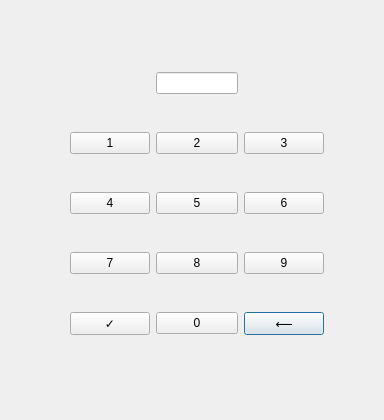
Old version of the form bankautomat/DLLPinCode/pinwindow.ui in the repository bank-2022/group17.
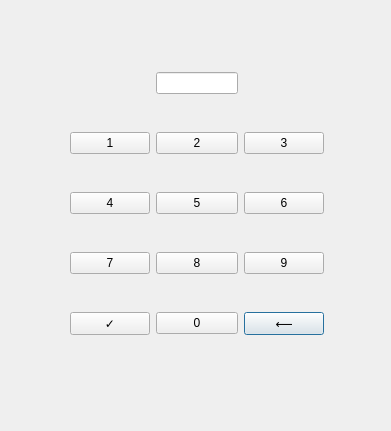
New version of the form.

```diff
--- a/bankautomat/DLLPinCode/pinwindow.ui
+++ b/bankautomat/DLLPinCode/pinwindow.ui
@@ -6,8 +6,8 @@
    <rect>
     <x>0</x>
     <y>0</y>
-    <width>384</width>
-    <height>420</height>
+    <width>391</width>
+    <height>431</height>
    </rect>
   </property>
   <property name="windowTitle">
```
